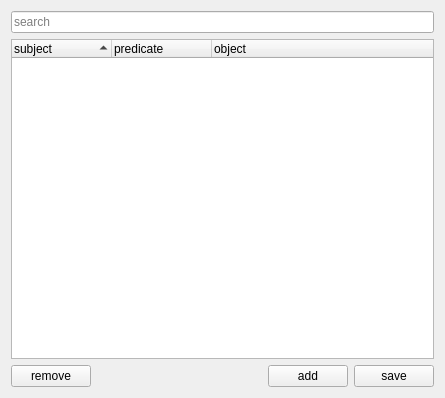
Old version of the form ui/triplevector.ui in the repository sempr-tk/sempr-gui.
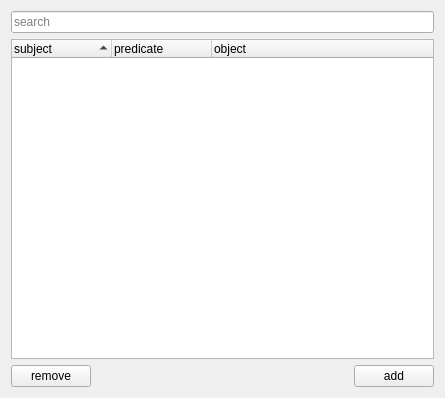
New version of the form.

Commit message: TripleVectorWidget save directly after edit

Patch:
```diff
--- a/ui/triplevector.ui
+++ b/ui/triplevector.ui
@@ -72,13 +72,6 @@
        </property>
       </widget>
      </item>
-     <item>
-      <widget class="QPushButton" name="btnSave">
-       <property name="text">
-        <string>save</string>
-       </property>
-      </widget>
-     </item>
     </layout>
    </item>
   </layout>
```
The commit also changes 1 other file.
